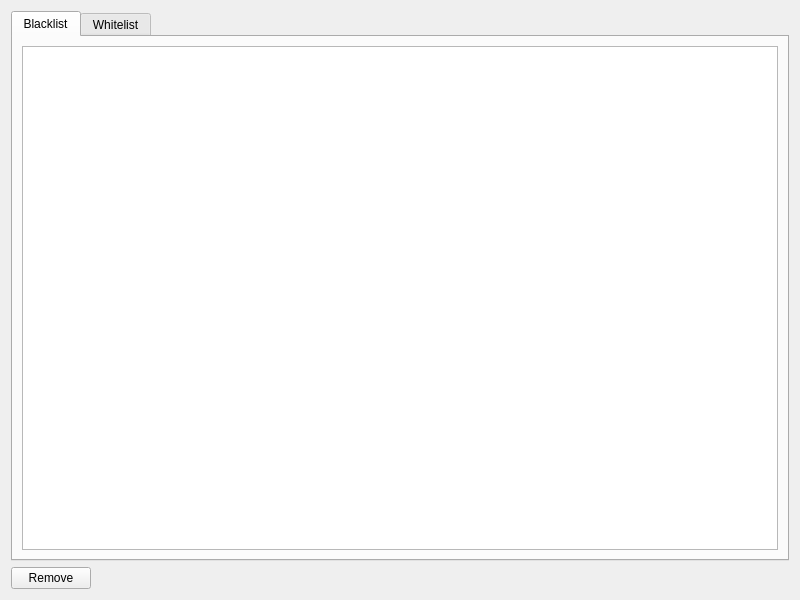
Qt form launcher/ui/pages/global/modblacklistpage.ui (graytoowolf/MiniSkins) before a commit.
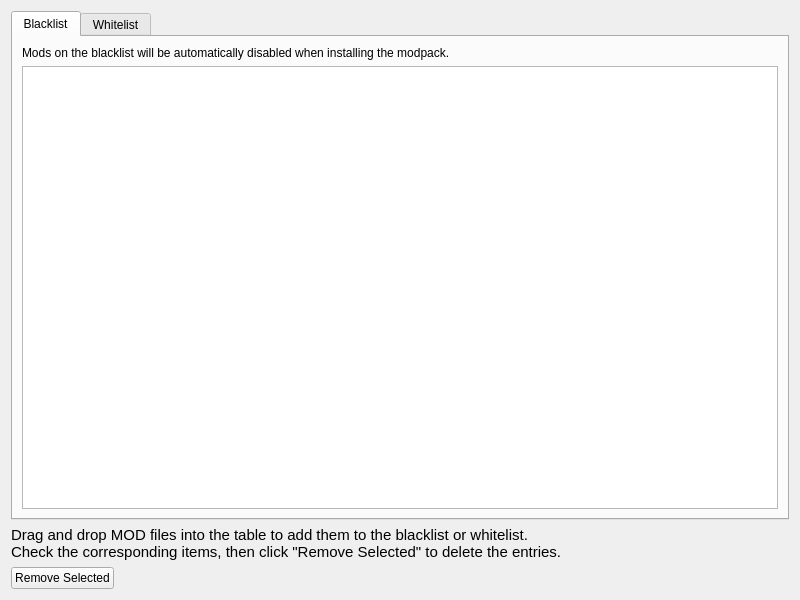
The same form after that commit.

Commit message:
feat(ui): 在黑白名单页面添加信息标签和拖放提示
在黑白名单页面中添加了信息标签，用于说明黑白名单的功能。同时增加了拖放提示，指导用户如何通过拖放操作添加MOD文件，并更新了“移除”按钮的文本以更清晰地表达其功能。

Patch:
```diff
--- a/launcher/ui/pages/global/modblacklistpage.ui
+++ b/launcher/ui/pages/global/modblacklistpage.ui
@@ -20,7 +20,14 @@
       <attribute name="title">
        <string>Blacklist</string>
       </attribute>
-      <layout class="QHBoxLayout" name="horizontalLayout_2">
+      <layout class="QVBoxLayout" name="verticalLayout_3">
+       <item>
+        <widget class="QLabel" name="blacklistInfoLabel">
+         <property name="text">
+          <string>Mods on the blacklist will be automatically disabled when installing the modpack.</string>
+         </property>
+        </widget>
+       </item>
        <item>
         <widget class="QTableWidget" name="blacklistTableWidget"/>
        </item>
@@ -38,12 +45,32 @@
      </widget>
     </widget>
    </item>
+   <item>
+    <widget class="QLabel" name="dropHintLabel">
+     <property name="font">
+      <font>
+       <pointsize>11</pointsize>
+       <weight>50</weight>
+       <italic>false</italic>
+       <bold>false</bold>
+       <underline>false</underline>
+      </font>
+     </property>
+     <property name="text">
+      <string>Drag and drop MOD files into the table to add them to the blacklist or whitelist. 
+Check the corresponding items, then click &quot;Remove Selected&quot; to delete the entries.</string>
+     </property>
+     <property name="wordWrap">
+      <bool>true</bool>
+     </property>
+    </widget>
+   </item>
    <item>
     <layout class="QHBoxLayout" name="horizontalLayout">
      <item>
       <widget class="QPushButton" name="removeButton">
        <property name="text">
-        <string>Remove</string>
+        <string>Remove Selected</string>
        </property>
       </widget>
      </item>
```
Left out of the diff: 9 changed lines with no effect on the pictures.
